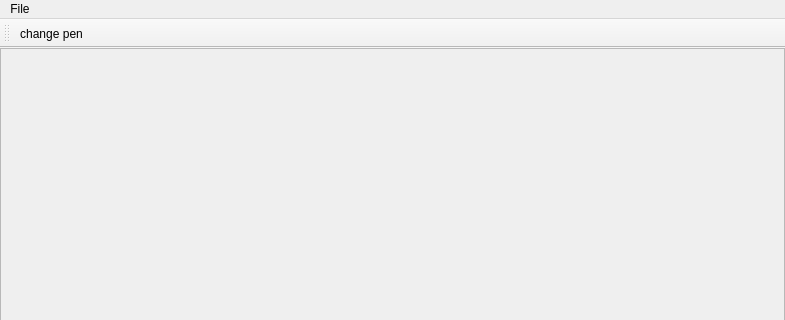
Qt form adaptink.ui (TiWinDeTea/Adaptink) before a commit; both pictures show x 0 to 785 and y 0 to 320 of the 785 by 600 pixel window.
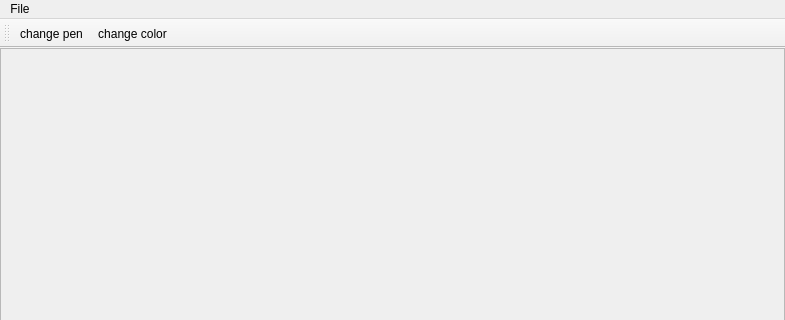
The same form after that commit. Custom widgets are drawn as their Qt base class.

Commit message: Add color picker for brush and pen.

```diff
--- a/adaptink.ui
+++ b/adaptink.ui
@@ -125,6 +125,7 @@
     <bool>false</bool>
    </attribute>
    <addaction name="actionChangePen"/>
+   <addaction name="actionChangeColor"/>
   </widget>
   <action name="actionSave">
    <property name="text">
@@ -146,6 +147,11 @@
     <string>change pen</string>
    </property>
   </action>
+  <action name="actionChangeColor">
+   <property name="text">
+    <string>change color</string>
+   </property>
+  </action>
  </widget>
  <customwidgets>
   <customwidget>
```
The commit also changes 4 other files.
